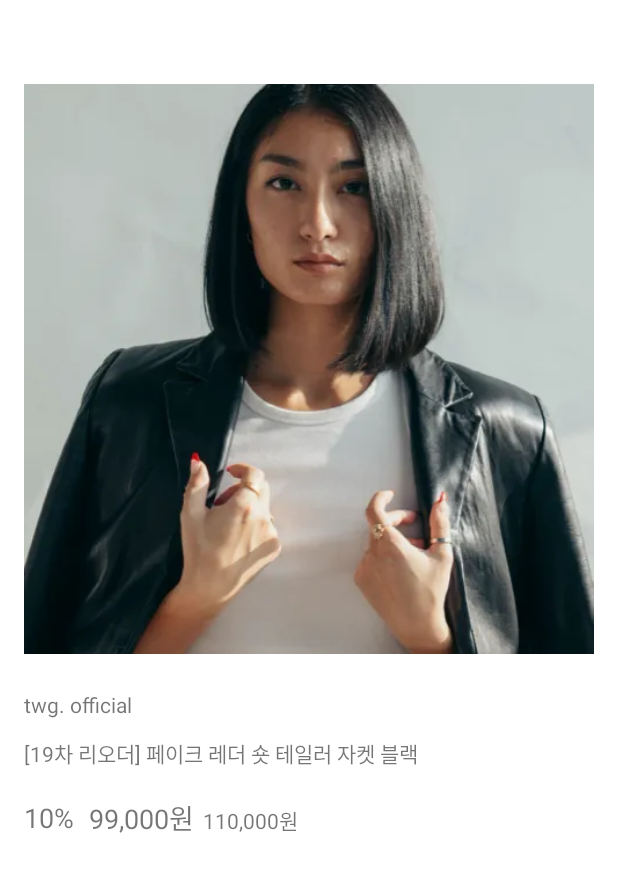
After one commit to min06274/android-shoppi, an Android app: the layout activity_product_detail.xml on its own in the app's theme, with its tools: preview values and no code run, on a phone screen of 412 x 824 dp. The commit adds this screen. Shown: the top 872 px of the screen. Run offline under Robolectric (Android 15) with nearby library versions, the phone set to English and light mode, and no system bars.

Commit message:
실습1 ConstraintLayout

```diff
--- a/app/src/main/res/layout/activity_main.xml
+++ b/app/src/main/res/layout/activity_main.xml
@@ -7,6 +7,7 @@
     tools:context=".MainActivity">
 
     <TextView
+        android:id="@+id/textView"
         android:layout_width="wrap_content"
         android:layout_height="wrap_content"
         android:text="Hello World!"
@@ -15,4 +16,14 @@
         app:layout_constraintRight_toRightOf="parent"
         app:layout_constraintTop_toTopOf="parent" />
 
+    <Button
+        android:id="@+id/button"
+        android:layout_width="wrap_content"
+        android:layout_height="wrap_content"
+        android:layout_marginBottom="16dp"
+        android:text="Button"
+        app:layout_constraintBottom_toTopOf="@+id/textView"
+        app:layout_constraintEnd_toEndOf="parent"
+        app:layout_constraintStart_toStartOf="parent" />
+
 </androidx.constraintlayout.widget.ConstraintLayout>
--- /dev/null
+++ b/app/src/main/res/layout/activity_product_detail.xml
@@ -0,0 +1,88 @@
+<?xml version="1.0" encoding="utf-8"?>
+<androidx.constraintlayout.widget.ConstraintLayout xmlns:android="http://schemas.android.com/apk/res/android"
+    xmlns:app="http://schemas.android.com/apk/res-auto"
+    android:layout_width="match_parent"
+    android:layout_height="match_parent">
+
+    <androidx.appcompat.widget.Toolbar
+        android:id="@+id/toolbar_product_detail"
+        android:layout_width="0dp"
+        android:layout_height="wrap_content"
+        app:layout_constraintEnd_toEndOf="parent"
+        app:layout_constraintStart_toStartOf="parent"
+        app:layout_constraintTop_toTopOf="parent" />
+
+    <ImageView
+        android:id="@+id/iv_product_detail_thumbnail"
+        android:layout_width="0dp"
+        android:layout_height="0dp"
+        android:layout_marginStart="16dp"
+        android:layout_marginEnd="16dp"
+        android:contentDescription="@string/description_product_detail_thumbnail"
+        android:src="@drawable/img_pdp_top_01"
+        app:layout_constraintDimensionRatio="w, 1:1"
+        app:layout_constraintEnd_toEndOf="parent"
+        app:layout_constraintStart_toStartOf="parent"
+        app:layout_constraintTop_toBottomOf="@id/toolbar_product_detail" />
+
+    <TextView
+        android:id="@+id/tv_product_detail_brand_name"
+        android:layout_width="0dp"
+        android:layout_height="wrap_content"
+        android:layout_marginStart="16dp"
+        android:layout_marginTop="24dp"
+        android:layout_marginEnd="16dp"
+        android:text="twg. official"
+        app:layout_constraintEnd_toEndOf="parent"
+        app:layout_constraintStart_toStartOf="parent"
+        app:layout_constraintTop_toBottomOf="@id/iv_product_detail_thumbnail" />
+
+
+    <TextView
+        android:id="@+id/tv_product_detail_label"
+        android:layout_width="0dp"
+        android:layout_height="wrap_content"
+        android:layout_marginStart="16dp"
+        android:layout_marginTop="12dp"
+        android:layout_marginEnd="16dp"
+        android:text="[19차 리오더] 페이크 레더 숏 테일러 자켓 블랙"
+        app:layout_constraintEnd_toEndOf="parent"
+        app:layout_constraintStart_toStartOf="parent"
+        app:layout_constraintTop_toBottomOf="@id/tv_product_detail_brand_name" />
+
+    <TextView
+        android:id="@+id/tv_product_detail_discount_rate"
+        android:layout_width="wrap_content"
+        android:layout_height="wrap_content"
+        android:layout_marginStart="16dp"
+        android:layout_marginTop="20dp"
+        android:text="10%"
+        android:textSize="18sp"
+
+        app:layout_constraintStart_toStartOf="parent"
+        app:layout_constraintTop_toBottomOf="@id/tv_product_detail_label"
+
+        />
+
+    <TextView
+        android:id="@+id/tv_product_detail_discount_price"
+        android:layout_width="wrap_content"
+        android:layout_height="wrap_content"
+        android:layout_marginStart="10dp"
+        android:text="99,000원"
+        android:textSize="18sp"
+
+        app:layout_constraintBottom_toBottomOf="@id/tv_product_detail_discount_rate"
+        app:layout_constraintStart_toEndOf="@id/tv_product_detail_discount_rate"
+        app:layout_constraintTop_toTopOf="@id/tv_product_detail_discount_rate" />
+
+    <TextView
+        android:layout_width="wrap_content"
+        android:layout_height="wrap_content"
+        android:layout_marginStart="6dp"
+        android:text="110,000원"
+        android:textSize="14sp"
+        app:layout_constraintBaseline_toBaselineOf="@id/tv_product_detail_discount_price"
+        app:layout_constraintStart_toEndOf="@id/tv_product_detail_discount_price" />
+
+</androidx.constraintlayout.widget.ConstraintLayout>
--- a/app/src/main/res/values/strings.xml
+++ b/app/src/main/res/values/strings.xml
@@ -1,3 +1,4 @@
 <resources>
     <string name="app_name">android-shoppi</string>
+    <string name="description_product_detail_thumbnail">상품 상세 대표 이미지</string>
 </resources>
```
Also changed, not shown: app/src/main/res/drawable-hdpi/img_pdp_top_01.webp (added), app/src/main/res/drawable-mdpi/img_pdp_top_01.webp (added), app/src/main/res/drawable-xhdpi/img_pdp_top_01.webp (added), app/src/main/res/drawable-xxhdpi/img_pdp_top_01.webp (added), app/src/main/res/drawable-xxxhdpi/img_pdp_top_01.webp (added).
